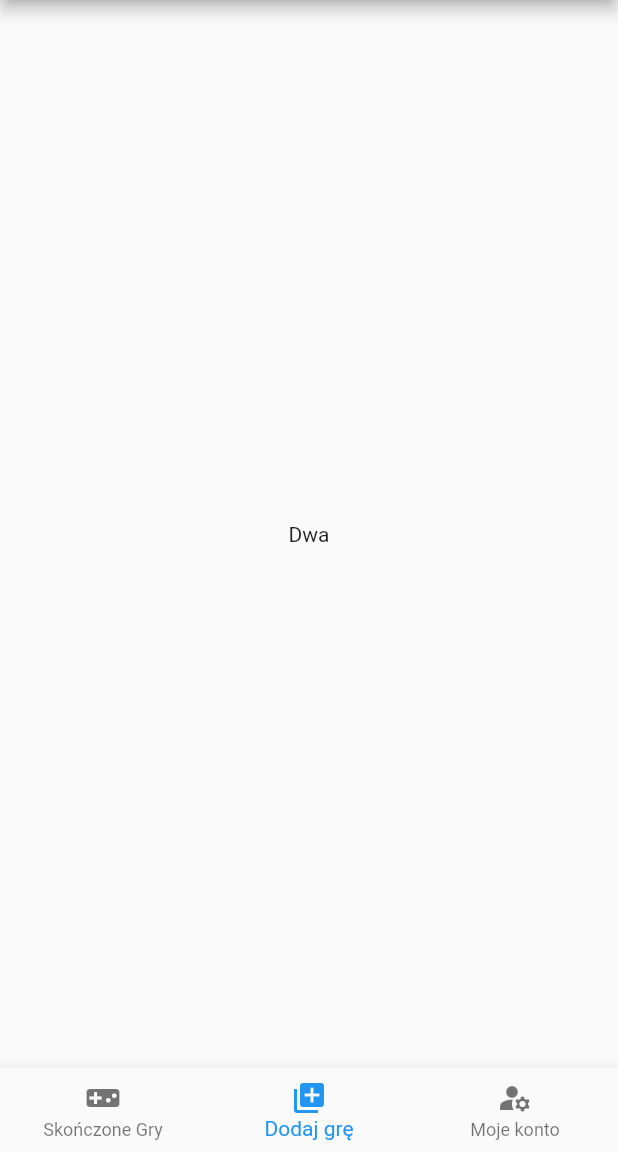
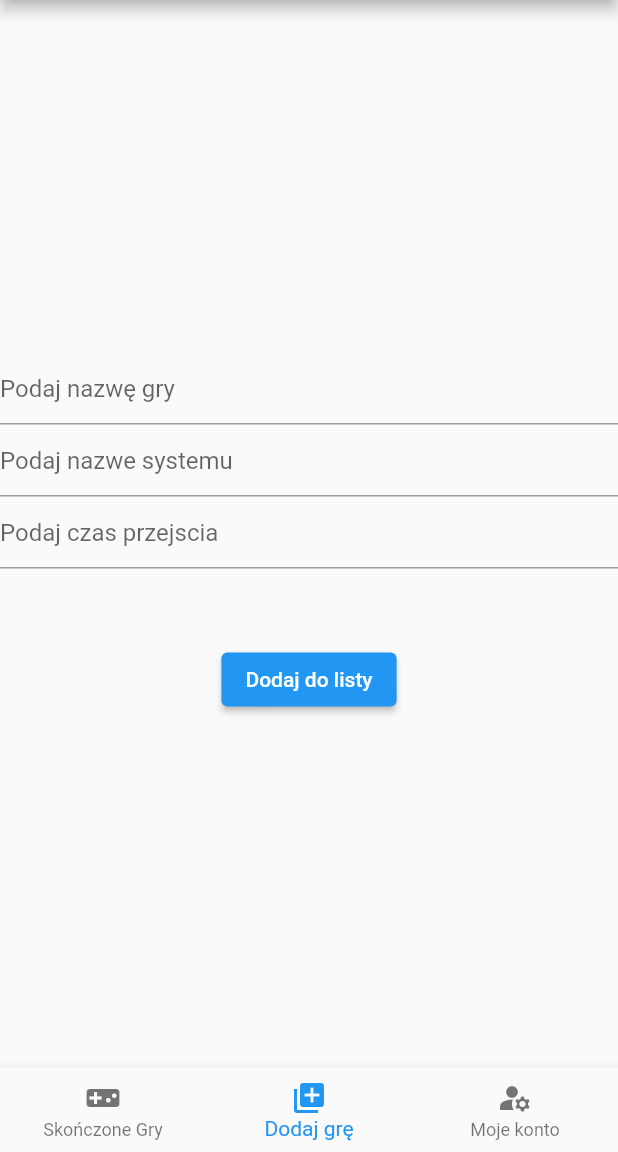
Before and after one commit to jacekkawiorski/gamedonelist, a Flutter app: the screen it shows once a user with an empty profile is signed in, item 2 of the bottom bar chosen, on a phone screen of 412 x 824 dp, the part 84-1236 px from its top. Run offline on Flutter 3.47's test engine with Material 2 defaults, Android fonts, the light colour scheme and no system bars; our stand-ins replace cloud_firestore, firebase_auth, firebase_core; accounts and stored records are empty.

Commit message:
Implement add game

```diff
--- a/lib/app/home/add_game/add_game_page_content.dart
+++ b/lib/app/home/add_game/add_game_page_content.dart
@@ -1,14 +1,64 @@
+import 'package:cloud_firestore/cloud_firestore.dart';
 import 'package:flutter/material.dart';
 
-class AddGamePageContent extends StatelessWidget {
+class AddGamePageContent extends StatefulWidget {
   const AddGamePageContent({
     super.key,
   });
 
   @override
+  State<AddGamePageContent> createState() => _AddGamePageContentState();
+}
+
+class _AddGamePageContentState extends State<AddGamePageContent> {
+  var gameName = '';
+  var system = '';
+  var playTime = '';
+  @override
   Widget build(BuildContext context) {
-    return const Center(
-      child: Text('Dwa'),
+    return Center(
+      child: Column(
+        mainAxisAlignment: MainAxisAlignment.center,
+        children: [
+          TextField(
+            decoration: const InputDecoration(hintText: 'Podaj nazwę gry'),
+            onChanged: (newValue) {
+              setState(() {
+                gameName = newValue;
+              });
+            },
+          ),
+          TextField(
+            decoration: const InputDecoration(hintText: 'Podaj nazwe systemu'),
+            onChanged: (newValue) {
+              setState(() {
+                system = newValue;
+              });
+            },
+          ),
+          TextField(
+            decoration: const InputDecoration(hintText: 'Podaj czas przejscia'),
+            keyboardType: TextInputType.number,
+            onChanged: (newValue) {
+              setState(() {
+                playTime = newValue;
+              });
+            },
+          ),
+          const SizedBox(height: 50),
+          ElevatedButton(
+            onPressed: () {
+              FirebaseFirestore.instance.collection('games').add({
+                'gameName': gameName,
+                'system': system,
+                'time': playTime,
+                'rating': 4.5,
+              });
+            },
+            child: const Text('Dodaj do listy'),
+          )
+        ],
+      ),
     );
   }
 }
```
